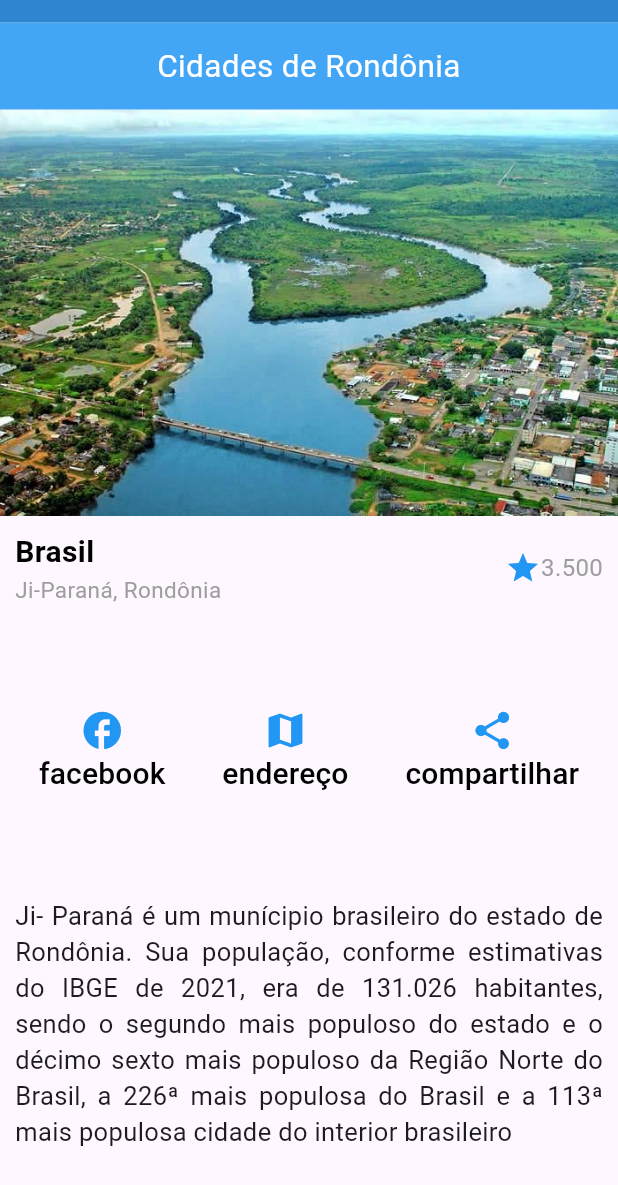
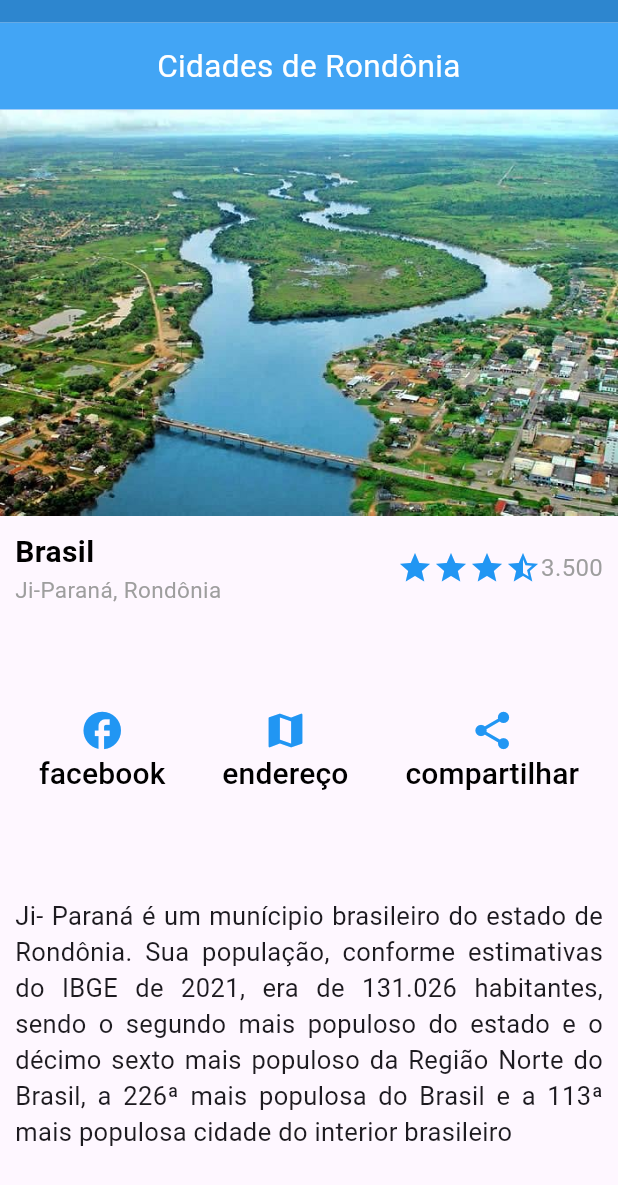
Before and after one commit to iraiore/layout_ji_parana_flutter, a Flutter app: the screen it shows after launch, on a phone screen of 412 x 824 dp. Shown: the top 1185 px of the screen. Run offline on Flutter 3.47's test engine with Material 3 defaults, Android fonts, the light colour scheme and no system bars.

Commit message:
colocando as estrelas

```diff
--- a/lib/home_page.dart
+++ b/lib/home_page.dart
@@ -73,6 +73,15 @@ class HomePage extends StatelessWidget {
                 Row(
                   children: [
                     Icon(Icons.star,
+                    color: Colors.blue,
+                    ),
+                    Icon(Icons.star,
+                    color: Colors.blue,
+                    ),
+                    Icon(Icons.star,
+                    color: Colors.blue,
+                    ),
+                    Icon(Icons.star_half,
                     color: Colors.blue,
                     ),
                     Text("3.500",
```
